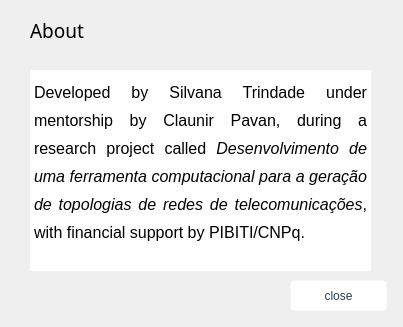
This is about.ui in Trindad/network-topologies-generator-frontend as Qt 5 draws it before an edit. The edited form follows.
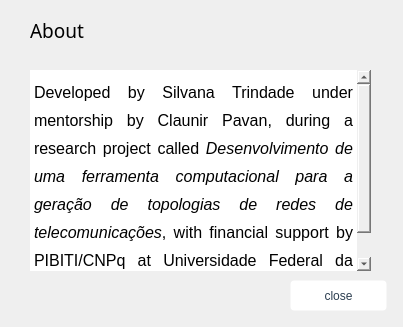
This is the edited form.

What changed in the file:
```diff
--- a/about.ui
+++ b/about.ui
@@ -63,7 +63,7 @@
 &lt;html&gt;&lt;head&gt;&lt;meta name=&quot;qrichtext&quot; content=&quot;1&quot; /&gt;&lt;style type=&quot;text/css&quot;&gt;
 p, li { white-space: pre-wrap; }
 &lt;/style&gt;&lt;/head&gt;&lt;body style=&quot; font-family:'Droid Sans'; font-size:12pt; font-weight:400; font-style:normal;&quot;&gt;
-&lt;p align=&quot;justify&quot; style=&quot; margin-top:0px; margin-bottom:0px; margin-left:0px; margin-right:0px; -qt-block-indent:0; text-indent:0px; line-height:28px;&quot;&gt;&lt;span style=&quot; font-family:'Cantarell';&quot;&gt;Developed by Silvana Trindade under mentorship by Claunir Pavan, during a research project called &lt;/span&gt;&lt;span style=&quot; font-family:'Cantarell'; font-style:italic;&quot;&gt;Desenvolvimento de uma ferramenta computacional para a geração de topologias de redes de telecomunicações&lt;/span&gt;&lt;span style=&quot; font-family:'Cantarell';&quot;&gt;, with financial support by PIBITI/CNPq.&lt;/span&gt;&lt;/p&gt;&lt;/body&gt;&lt;/html&gt;</string>
+&lt;p align=&quot;justify&quot; style=&quot; margin-top:0px; margin-bottom:0px; margin-left:0px; margin-right:0px; -qt-block-indent:0; text-indent:0px; line-height:28px;&quot;&gt;&lt;span style=&quot; font-family:'Cantarell';&quot;&gt;Developed by Silvana Trindade under mentorship by Claunir Pavan, during a research project called &lt;/span&gt;&lt;span style=&quot; font-family:'Cantarell'; font-style:italic;&quot;&gt;Desenvolvimento de uma ferramenta computacional para a geração de topologias de redes de telecomunicações&lt;/span&gt;&lt;span style=&quot; font-family:'Cantarell';&quot;&gt;, with financial support by PIBITI/CNPq at Universidade Federal da Fronteira Sul - UFFS.&lt;/span&gt;&lt;/p&gt;&lt;/body&gt;&lt;/html&gt;</string>
    </property>
   </widget>
   <widget class="QPushButton" name="pushButton">
```
